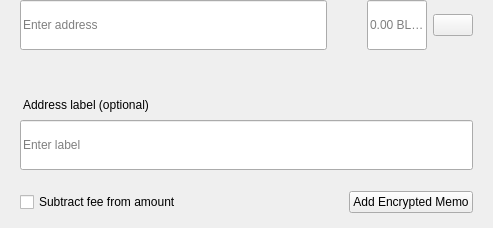
Above: src/qt/bltg/forms/sendmultirow.ui from minerric/BLTG before the change. Below: the same form after it.
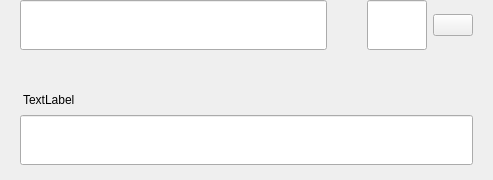
That is the form after the change.

The edit to the form file:
```diff
--- a/src/qt/bltg/forms/sendmultirow.ui
+++ b/src/qt/bltg/forms/sendmultirow.ui
@@ -7,7 +7,7 @@
     <x>0</x>
     <y>0</y>
     <width>493</width>
-    <height>228</height>
+    <height>180</height>
    </rect>
   </property>
   <property name="minimumSize">
@@ -140,9 +140,6 @@
               <height>50</height>
              </size>
             </property>
-            <property name="placeholderText">
-             <string>Enter address</string>
-            </property>
            </widget>
           </item>
          </layout>
@@ -197,9 +194,6 @@
           <property name="alignment">
            <set>Qt::AlignLeading|Qt::AlignLeft|Qt::AlignVCenter</set>
           </property>
-          <property name="placeholderText">
-           <string notr="true">0.00 BLTG</string>
-          </property>
          </widget>
         </item>
         <item>
@@ -293,7 +287,7 @@
 padding:0px;</string>
         </property>
         <property name="text">
-         <string>Address label (optional)</string>
+         <string>TextLabel</string>
         </property>
        </widget>
       </item>
@@ -311,73 +305,6 @@
           <height>50</height>
          </size>
         </property>
-        <property name="placeholderText">
-         <string>Enter label</string>
-        </property>
-       </widget>
-      </item>
-      <item>
-       <spacer name="verticalSpacer_2">
-        <property name="orientation">
-         <enum>Qt::Vertical</enum>
-        </property>
-        <property name="sizeType">
-         <enum>QSizePolicy::Fixed</enum>
-        </property>
-        <property name="sizeHint" stdset="0">
-         <size>
-          <width>20</width>
-          <height>15</height>
-         </size>
-        </property>
-       </spacer>
-      </item>
-      <item>
-       <widget class="QWidget" name="containerMemo" native="true">
-        <layout class="QHBoxLayout" name="horizontalLayout_5">
-         <property name="leftMargin">
-          <number>0</number>
-         </property>
-         <property name="topMargin">
-          <number>0</number>
-         </property>
-         <property name="rightMargin">
-          <number>0</number>
-         </property>
-         <property name="bottomMargin">
-          <number>0</number>
-         </property>
-         <item>
-          <widget class="QCheckBox" name="checkboxSubtractFeeFromAmount">
-           <property name="toolTip">
-            <string>The fee will be deducted from the amount being sent. The recipient will receive less BLTG than you enter in the amount field. If multiple recipients are selected, the fee is split equally.</string>
-           </property>
-           <property name="text">
-            <string>Subtract fee from amount</string>
-           </property>
-          </widget>
-         </item>
-         <item>
-          <spacer name="horizontalSpacer">
-           <property name="orientation">
-            <enum>Qt::Horizontal</enum>
-           </property>
-           <property name="sizeHint" stdset="0">
-            <size>
-             <width>40</width>
-             <height>20</height>
-            </size>
-           </property>
-          </spacer>
-         </item>
-         <item>
-          <widget class="QPushButton" name="btnAddMemo">
-           <property name="text">
-            <string notr="true">Add Encrypted Memo</string>
-           </property>
-          </widget>
-         </item>
-        </layout>
        </widget>
       </item>
      </layout>
```
Left out of the diff: 2 changed lines with no effect on the pictures.
